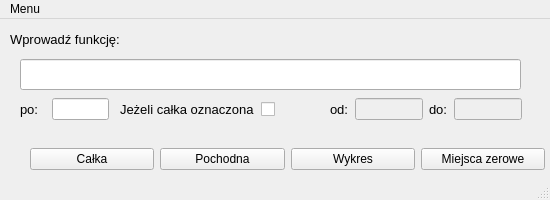
The window that main_win.ui (oxfrd/-WUT-Calc_InPython) describes before a commit, drawn with Qt 5.
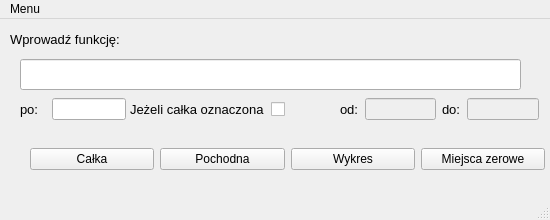
The same window after the commit.

```diff
--- a/main_win.ui
+++ b/main_win.ui
@@ -11,19 +11,19 @@
     <x>0</x>
     <y>0</y>
     <width>550</width>
-    <height>200</height>
+    <height>220</height>
    </rect>
   </property>
   <property name="minimumSize">
    <size>
     <width>550</width>
-    <height>200</height>
+    <height>220</height>
    </size>
   </property>
   <property name="maximumSize">
    <size>
     <width>550</width>
-    <height>200</height>
+    <height>220</height>
    </size>
   </property>
   <property name="windowTitle">
@@ -139,7 +139,7 @@
      <rect>
       <x>20</x>
       <y>70</y>
-      <width>89</width>
+      <width>106</width>
       <height>41</height>
      </rect>
     </property>
@@ -171,9 +171,9 @@
    <widget class="QWidget" name="horizontalLayoutWidget_3">
     <property name="geometry">
      <rect>
-      <x>330</x>
+      <x>340</x>
       <y>70</y>
-      <width>192</width>
+      <width>199</width>
       <height>41</height>
      </rect>
     </property>
@@ -237,9 +237,9 @@
    <widget class="QWidget" name="horizontalLayoutWidget_6">
     <property name="geometry">
      <rect>
-      <x>120</x>
+      <x>130</x>
       <y>70</y>
-      <width>189</width>
+      <width>193</width>
       <height>41</height>
      </rect>
     </property>
```
Left out of the diff: 2 changed lines with no effect on the pictures.
